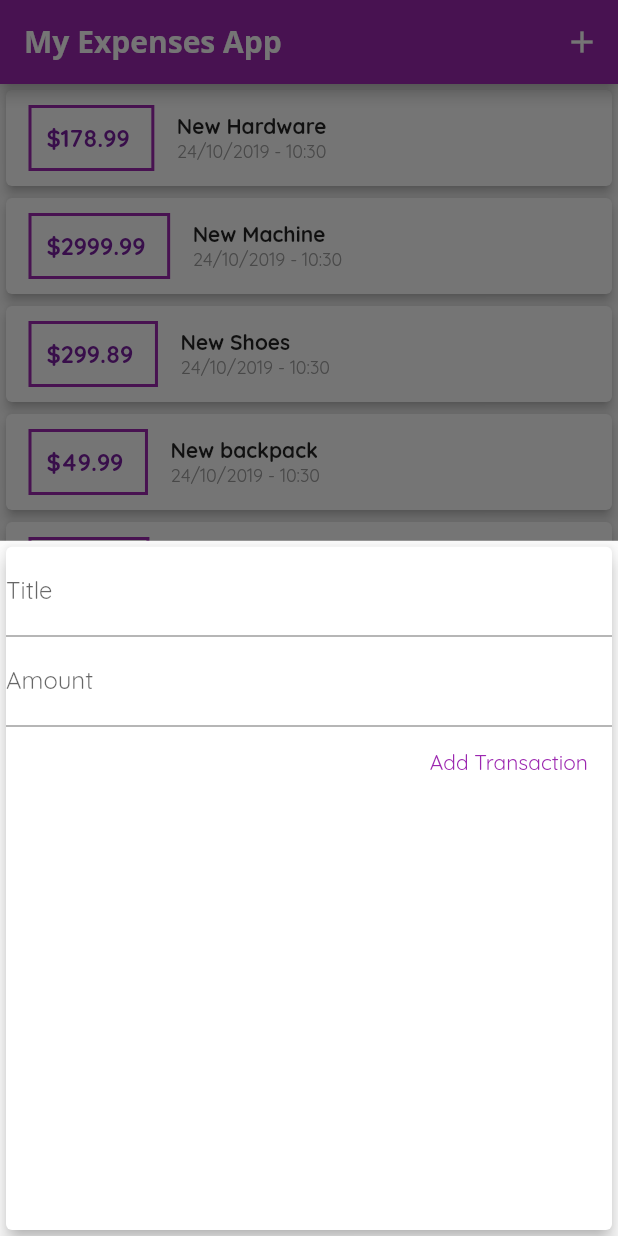
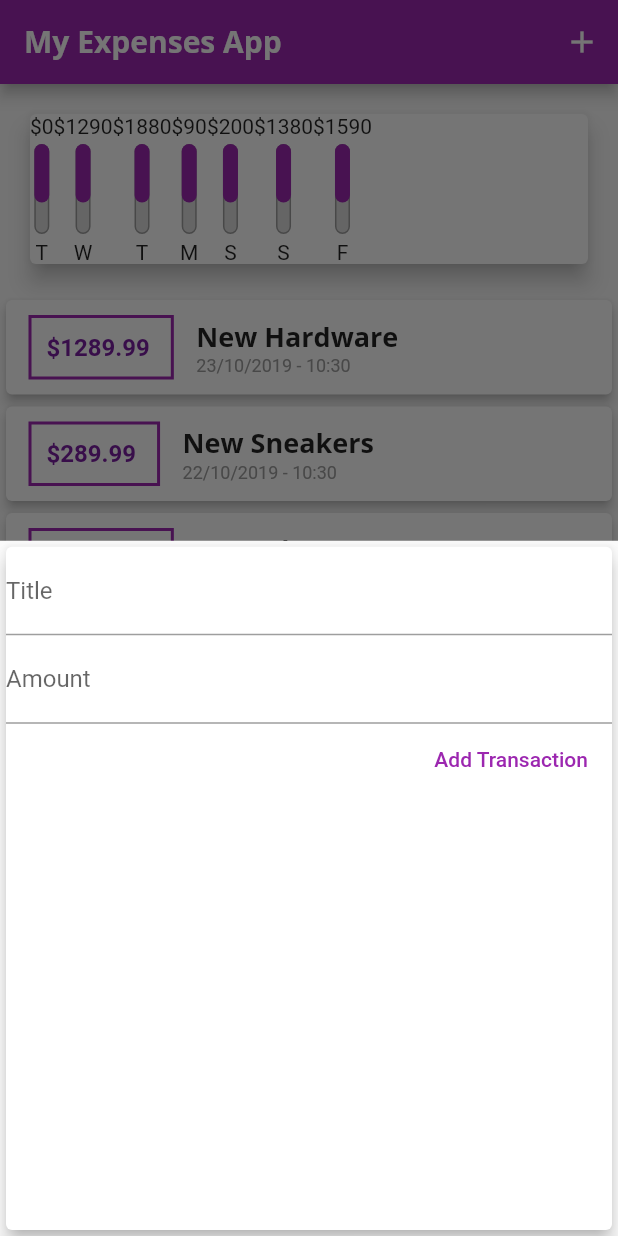
Before and after one commit to marcelfonteles/flutter-app-03, a Flutter app: the screen it shows after launch, after a tap on the "add" icon, on a phone screen of 412 x 824 dp. Run offline on Flutter 3.47's test engine with Material 2 defaults, Android fonts, the phone set to English and light mode, and no system bars.

Commit message:
some flutter updates [END OF LECTURE 100]

```diff
--- /dev/null
+++ b/lib/widgets/chart.dart
@@ -0,0 +1,59 @@
+import 'package:expenses_app/widgets/chart_bar.dart';
+
+import '../models/transaction.dart';
+import 'package:flutter/material.dart';
+import 'package:intl/intl.dart';
+
+class Chart extends StatelessWidget {
+  final List<Transaction> recentTransactions;
+
+  Chart(this.recentTransactions);
+
+  List<Map<String, Object>> get groupedTransactionValues {
+    return List.generate(7, (index) {
+        final weekDay = DateTime.now().subtract(
+          Duration(days: index),
+        );
+        double totalSum = 0.0;
+
+        for (var i = 0; i < recentTransactions.length; i++) {
+          if (recentTransactions[i].date.day == weekDay.day &&
+              recentTransactions[i].date.month == weekDay.month &&
+              recentTransactions[i].date.year == weekDay.year) {
+            totalSum += recentTransactions[i].amount;
+          }
+        }
+
+        print(DateFormat.E().format(weekDay));
+        print(totalSum);
+
+        return {
+          'day': DateFormat.E().format(weekDay).substring(0,  1),
+          'amount': totalSum,
+        };
+      },
+    );
+  }
+
+  @override
+  Widget build(BuildContext context) {
+    print(groupedTransactionValues);
+    return Card(
+      elevation: 6.0,
+      margin: EdgeInsets.all(20),
+      child: Row(
+        children: <Widget>[
+          Row(
+            children: groupedTransactionValues.map((data) {
+              //return Text("${data['day']}: ${data['amount']}");
+              return ChartBar(
+                  label: data['day'],
+                  spendingAmount: data['amount'],
+                  spendingPctOfTotal: 0.65);
+            }).toList(),
+          )
+        ],
+      ),
+    );
+  }
+}
--- /dev/null
+++ b/lib/widgets/chart_bar.dart
@@ -0,0 +1,57 @@
+import 'package:flutter/material.dart';
+
+class ChartBar extends StatelessWidget {
+  final String label;
+  final double spendingAmount;
+  final double spendingPctOfTotal;
+
+  ChartBar({
+    this.label,
+    this.spendingAmount,
+    this.spendingPctOfTotal,
+  });
+
+  @override
+  Widget build(BuildContext context) {
+    return Column(
+      children: <Widget>[
+        Text("\$${spendingAmount.toStringAsFixed(0)}"),
+        SizedBox(
+          height: 4,
+        ),
+        Container(
+          height: 60,
+          width: 10,
+          child: Stack(
+            children: <Widget>[
+              Container(
+                decoration: BoxDecoration(
+                  border: Border.all(
+                    color: Colors.grey,
+                    width: 1.0,
+                  ),
+                  color: Color.fromRGBO(220, 220, 220, 1),
+                  borderRadius: BorderRadius.circular(10),
+                ),
+              ),
+              FractionallySizedBox(
+                heightFactor: spendingPctOfTotal,
+                child: Container(
+                  decoration: BoxDecoration(
+                    color: Theme.of(context).primaryColor,
+                    borderRadius: BorderRadius.circular(10),
+
+                  ),
+                ),
+              )
+            ],
+          ),
+        ),
+        SizedBox(
+          height: 4,
+        ),
+        Text(label),
+      ],
+    );
+  }
+}
--- a/lib/widgets/main.dart
+++ b/lib/widgets/main.dart
@@ -1,10 +1,13 @@
 // Base Import
+
+import 'package:flutter/cupertino.dart';
 import "package:flutter/material.dart";
 
 // My Files
 import "./new_transaction.dart";
 import "../models/transaction.dart";
 import "./transactions_list.dart";
+import './chart.dart';
 
 void main() => runApp(MyApp());
 
@@ -12,19 +15,26 @@ class MyApp extends StatelessWidget {
   @override
   Widget build(BuildContext context) {
     return MaterialApp(
+      debugShowCheckedModeBanner: false,
       title: "My Expenses App",
       theme: ThemeData(
         primarySwatch: Colors.purple,
         accentColor: Colors.black,
         fontFamily: "Quicksand",
+        textTheme: ThemeData.light().textTheme.copyWith(
+              title: TextStyle(
+                fontFamily: "OpenSans",
+                fontWeight: FontWeight.bold,
+                fontSize: 18,
+              ),
+            ),
         appBarTheme: AppBarTheme(
           textTheme: ThemeData.light().textTheme.copyWith(
-            title: TextStyle(
-              fontFamily: "OpenSans",
-              fontSize: 20,
-              fontWeight: FontWeight.bold
-            ),
-          ),
+                title: TextStyle(
+                    fontFamily: "OpenSans",
+                    fontSize: 20,
+                    fontWeight: FontWeight.bold),
+              ),
         ),
       ),
       home: HomePage(),
@@ -47,49 +57,22 @@ class HomePageState extends State<HomePage> {
   HomePageState({this.appBarTitle});
 
   final List<Transaction> _userTransactions = [
-    Transaction(
-      id: "T1",
-      title: "New Hardware",
-      amount: 178.99,
-      date: DateTime.now(),
-    ),
-    Transaction(
-      id: "T2",
-      title: "New Machine",
-      amount: 2999.99,
-      date: DateTime.now(),
-    ),
-    Transaction(
-      id: "T3",
-      title: "New Shoes",
-      amount: 299.89,
-      date: DateTime.now(),
-    ),
-    Transaction(
-      id: "T4",
-      title: "New backpack",
-      amount: 49.99,
-      date: DateTime.now(),
-    ),
-    Transaction(
-      id: "T5",
-      title: "New Headphones",
-      amount: 119.89,
-      date: DateTime.now(),
-    ),
-    Transaction(
-      id: "T6",
-      title: "New Notebook",
-      amount: 5.89,
-      date: DateTime.now(),
-    ),
-    Transaction(
-      id: "T7",
-      title: "New Coffee Maker",
-      amount: 119.89,
-      date: DateTime.now(),
-    )
+    Transaction(id: 'T1', title: 'New Hardware', amount: 1289.99, date: DateTime.now().subtract(Duration(days: 1))),
+    Transaction(id: 'T2', title: 'New Sneakers', amount: 289.99, date: DateTime.now().subtract(Duration(days: 2))),
+    Transaction(id: 'T3', title: 'New Phone', amount: 1589.99, date: DateTime.now().subtract(Duration(days: 2))),
+    Transaction(id: 'T4', title: 'New Notebook', amount: 89.99, date: DateTime.now().subtract(Duration(days: 3))),
+    Transaction(id: 'T5', title: 'New Shoes', amount: 199.99, date: DateTime.now().subtract(Duration(days: 4))),
+    Transaction(id: 'T6', title: 'New Pants', amount: 89.99, date: DateTime.now().subtract(Duration(days: 5))),
+    Transaction(id: 'T7', title: 'New Smartphone', amount: 1589.99, date: DateTime.now().subtract(Duration(days: 6))),
+    Transaction(id: 'T8', title: 'New Headphones', amount: 289.99, date: DateTime.now().subtract(Duration(days: 7))),
+    Transaction(id: 'T9', title: 'New Something', amount: 1289.99, date: DateTime.now().subtract(Duration(days: 5))),
   ];
+
+  List<Transaction> get _recentTransactions {
+    return _userTransactions.where((transaction) {
+      return transaction.date.isAfter(DateTime.now().subtract(Duration(days: 7)));
+    }).toList();
+  }
 
   void _addNewTransaction(String txTitle, double amount) {
     final newTx = Transaction(
@@ -133,7 +116,29 @@ class HomePageState extends State<HomePage> {
       ),
       body: Column(
         children: <Widget>[
-          TransactionList(_userTransactions),
+          Chart(_recentTransactions),
+          _userTransactions.isEmpty
+              ? Column(
+                  crossAxisAlignment: CrossAxisAlignment.center,
+                  children: <Widget>[
+                    Text(
+                      "Sem transacoes",
+                      style: Theme.of(context).textTheme.title,
+                    ),
+                    SizedBox(
+                      height: 10,
+                    ),
+                    Container(
+                      alignment: Alignment.center,
+                      height: 100,
+                      child: Image.asset(
+                        "assets/images/waiting.png",
+                        fit: BoxFit.cover,
+                      ),
+                    ),
+                  ],
+                )
+              : TransactionList(_userTransactions),
         ],
       ),
       floatingActionButtonLocation: FloatingActionButtonLocation.centerDocked,
--- a/lib/widgets/transactions_list.dart
+++ b/lib/widgets/transactions_list.dart
@@ -10,7 +10,7 @@ class TransactionList extends StatelessWidget {
   @override
   Widget build(BuildContext context) {
     return Container(
-      height: 600,
+      height: 400,
       child: ListView.builder(
         itemCount: _userTransactions.length,
         itemBuilder: (BuildContext context, int index) {
@@ -43,10 +43,7 @@ class TransactionList extends StatelessWidget {
                   children: <Widget>[
                     Text(
                       _userTransactions[index].title,
-                      style: TextStyle(
-                        fontSize: 14,
-                        fontWeight: FontWeight.bold,
-                      ),
+                      style: Theme.of(context).textTheme.title,
                     ),
                     Text(
                       DateFormat("dd/MM/yyyy - HH:mm").format(_userTransactions[index].date),
--- a/pubspec.yaml
+++ b/pubspec.yaml
@@ -45,6 +45,8 @@ flutter:
   # assets:
   #  - images/a_dot_burr.jpeg
   #  - images/a_dot_ham.jpeg
+  assets:
+    - assets/images/waiting.png
 
   # An image asset can refer to one or more resolution-specific "variants", see
   # https://flutter.dev/assets-and-images/#resolution-aware.
```
Also changed, not shown: assets/images/waiting.png (added).
